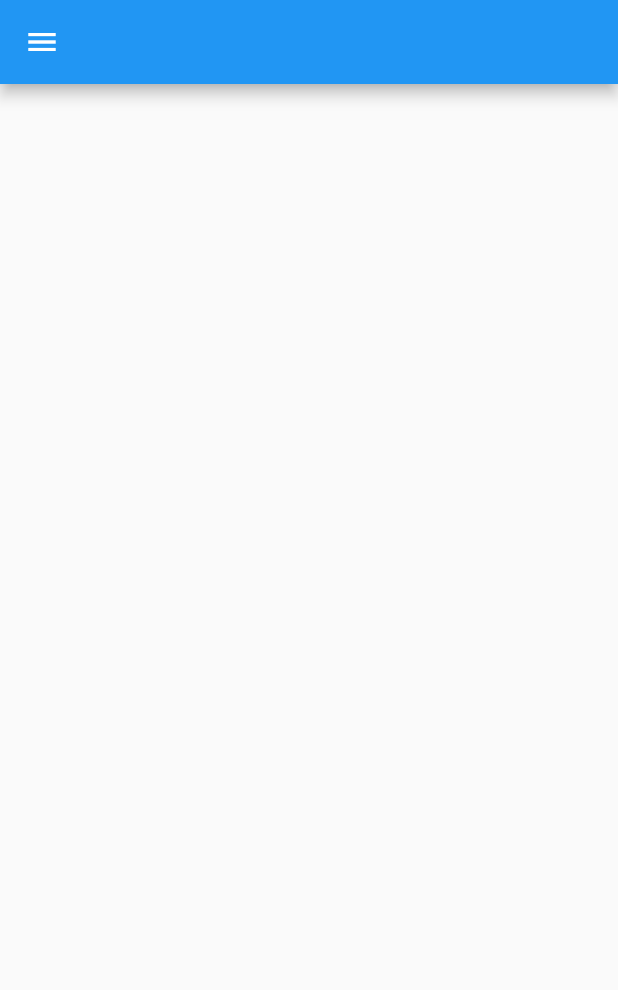
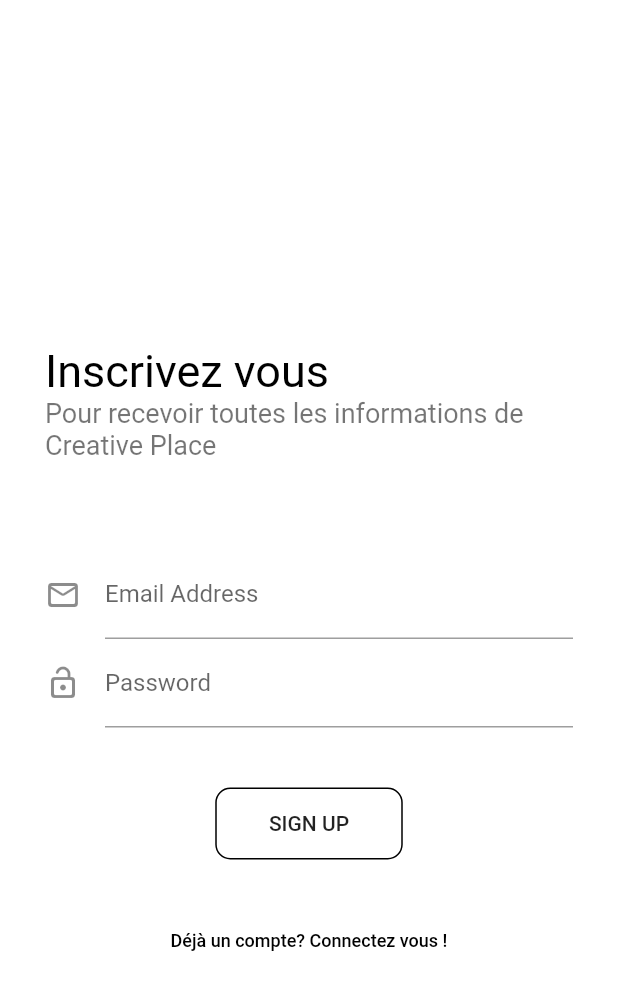
Before and after one commit to 5CYTH3/creaplace, a Flutter app: the screen it shows after launch, on a phone screen of 412 x 824 dp. Shown: the top 990 px of the screen. Run offline on Flutter 3.47's test engine with Material 2 defaults, Android fonts, the phone set to English and light mode, and no system bars; our stand-ins replace google_fonts.

Commit message:
🎏 Added the entire auth screen.

```diff
--- a/lib/main.dart
+++ b/lib/main.dart
@@ -1,3 +1,4 @@
+import 'package:creaplace/views/auth_screen.dart';
 import 'package:creaplace/views/home_screen.dart';
 import 'package:flutter/material.dart';
 
@@ -14,7 +15,7 @@
       theme: ThemeData(
         primarySwatch: Colors.blue,
       ),
-      home: HomeScreen(),
+      home: AuthScreen(),
     );
   }
 }
--- /dev/null
+++ b/lib/views/auth_screen.dart
@@ -0,0 +1,114 @@
+import 'package:flutter/material.dart';
+import 'package:google_fonts/google_fonts.dart';
+
+class AuthScreen extends StatelessWidget {
+  const AuthScreen({ Key? key }) : super(key: key);
+
+  @override
+  Widget build(BuildContext context) {
+    return Scaffold(
+      appBar: null,
+      body: AuthScreenBody(),
+    );
+  }
+}
+
+class AuthScreenBody extends StatefulWidget {
+  const AuthScreenBody({ Key? key }) : super(key: key);
+
+  @override
+  _AuthScreenBodyState createState() => _AuthScreenBodyState();
+}
+
+class _AuthScreenBodyState extends State<AuthScreenBody> {
+
+  bool showSignIn = false;
+
+  void toggleAuthMode() {
+    setState(() {
+      showSignIn = !showSignIn;
+    });
+  }
+
+  @override
+  Widget build(BuildContext context) {
+    return Container(
+      width: MediaQuery.of(context).size.width,
+      height: MediaQuery.of(context).size.height,
+      decoration: BoxDecoration(color: Colors.white),
+      child: SingleChildScrollView(
+        child: Padding(
+          padding: const EdgeInsets.all(30.0),
+          child: Form(
+            child: Column(
+              mainAxisAlignment: MainAxisAlignment.center,
+              crossAxisAlignment: CrossAxisAlignment.center,
+              children: [
+                SizedBox(height: 200),
+                Container(
+                  alignment: Alignment.centerLeft,
+                  child: Text(
+                    showSignIn ? "Connectez vous" : "Inscrivez vous",
+                    style: GoogleFonts.roboto(
+                      color: Colors.black,
+                      fontSize: 30
+                    )
+                  ),
+                ),
+                Text(
+                  showSignIn ? "Pour accéder au monde fabuleux de la création !" : "Pour recevoir toutes les informations de Creative Place" ,
+                  style: GoogleFonts.roboto(
+                    fontSize: 18,
+                    color: Colors.black54
+                  ),
+                ),
+                SizedBox(height: 60),
+                TextFormField(
+                  decoration: InputDecoration(
+                    labelText: "Email Address",
+                    icon: Icon(Icons.mail_outline_rounded)
+
+                  ),
+                ),
+                TextFormField(
+                  decoration: InputDecoration(
+                    labelText: "Password",
+                    icon: Icon(Icons.lock_open_rounded)
+                  ),
+                ),
+                SizedBox(height: 40.0,),
+                MaterialButton(
+                  onPressed: () {
+
+                    if(showSignIn == true) {
+
+                    } else {
+
+                    }
+
+                  },
+                  child: showSignIn ? Text("SIGNIN") : Text("SIGN UP"),
+                  shape: RoundedRectangleBorder(borderRadius: BorderRadius.all(Radius.circular(10)), side: BorderSide(color: Colors.black)),
+                  height: 48,
+                  minWidth: 125,
+                ),
+                SizedBox(height: 30.0),
+                TextButton(
+                  onPressed: () => toggleAuthMode(),
+                  child: Text(
+                    showSignIn ? "Pas de compte? Inscrivez vous !" : "Déjà un compte? Connectez vous !",
+                    style: GoogleFonts.roboto(
+                      color: Colors.black,
+                      fontSize: 12
+                    )
+                  ),
+                )
+              ],
+            ),
+          ),
+        )
+      ),
+
+    );
+  }
+}
```
Also changed, not shown: pubspec.yaml (+3 -24 lines), pubspec.lock.
